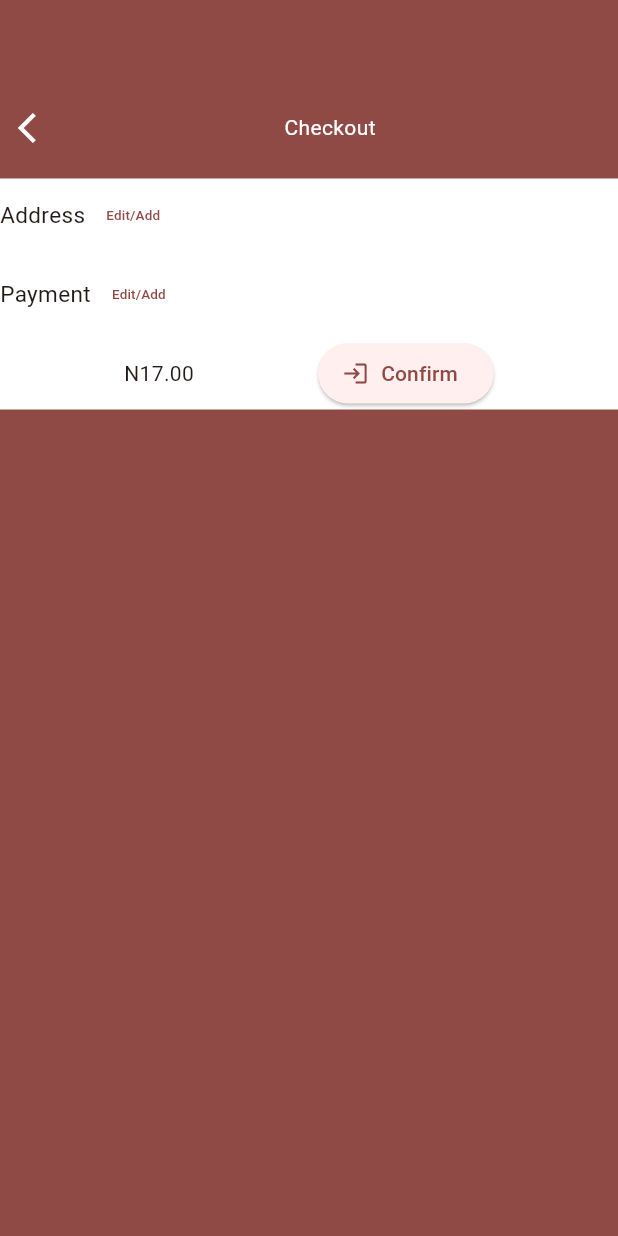
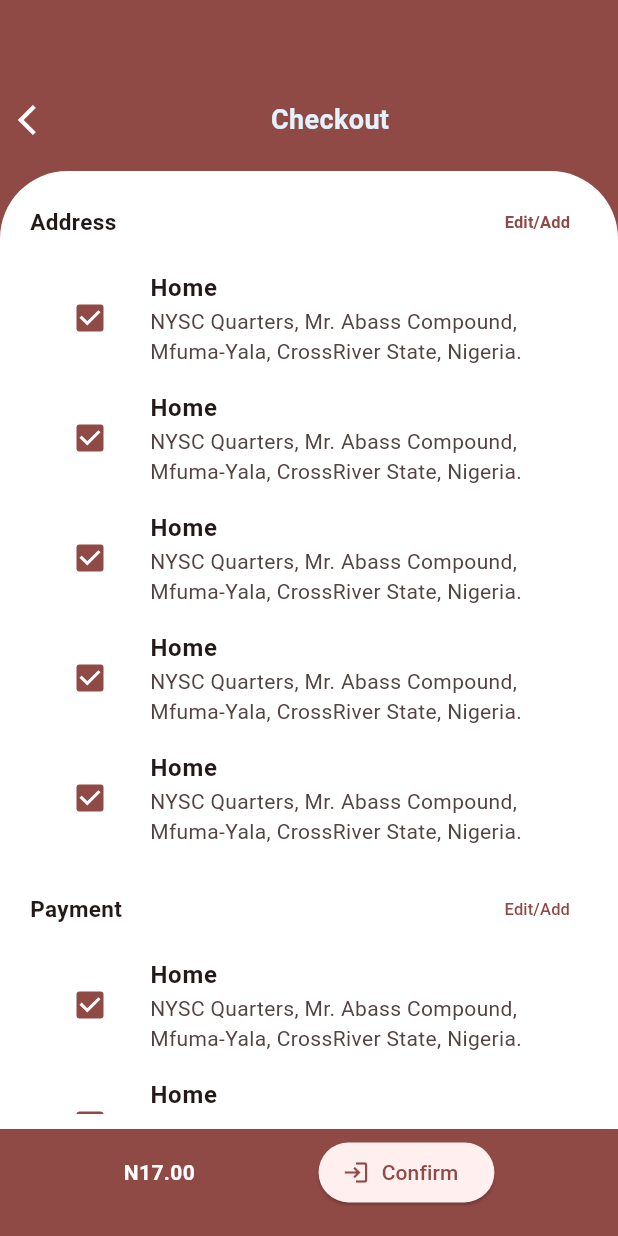
Before and after one commit to JP-Mbaka/ashernaser, a Flutter app: the Order screen opened directly, after a tap on "Checkout", on a phone screen of 412 x 824 dp. Run offline on Flutter 3.47's test engine with Material 2 defaults, Android fonts, the phone set to English and light mode, and no system bars.

Commit message:
Completed UIs for Order and Checkout

```diff
--- a/lib/screen/Cart/checkout.dart
+++ b/lib/screen/Cart/checkout.dart
@@ -1,13 +1,16 @@
+import 'package:ashernaser/screen/Cart/chkListView.dart';
+import 'package:ashernaser/screen/Cart/orderDetails.dart';
 import 'package:flutter/material.dart';
 
 class CheckOut extends StatelessWidget {
+  var isListEmpty = true;
   @override
   Widget build(BuildContext context) {
     return Scaffold(
       backgroundColor: Theme.of(context).primaryColor,
       body: Column(
         children: [
-          SizedBox(height: AppBar().preferredSize.height + 5),
+          SizedBox(height: AppBar().preferredSize.height),
           Row(
             mainAxisAlignment: MainAxisAlignment.spaceBetween,
             children: [
@@ -18,10 +21,13 @@ class CheckOut extends StatelessWidget {
                   color: Colors.white,
                 ),
               ),
-              const Center(
+              Center(
                 child: Text(
                   'Checkout',
-                  style: TextStyle(color: Colors.white),
+                  style: TextStyle(
+                      fontSize: 18,
+                      fontWeight: FontWeight.bold,
+                      color: Theme.of(context).secondaryHeaderColor),
                 ),
               ),
               const SizedBox(width: 20),
@@ -29,49 +35,96 @@ class CheckOut extends StatelessWidget {
           ),
           const SizedBox(height: 10),
           Container(
+            height: MediaQuery.of(context).size.height * 0.775,
+            padding: const EdgeInsets.symmetric(
+              horizontal: 20,
+              vertical: 10,
+            ),
+            decoration: const BoxDecoration(
+              borderRadius: BorderRadius.only(
+                topLeft: Radius.circular(45),
+                topRight: Radius.circular(45),
+              ),
               color: Colors.white,
-            child: Column(
+            ),
+            child: ListView(
+              shrinkWrap: true,
+              padding: const EdgeInsets.only(top: 0),
               children: [
                 Row(
+                  mainAxisAlignment: MainAxisAlignment.spaceBetween,
                   children: [
                     const Text(
                       'Address',
-                      style: TextStyle(fontSize: 15),
+                      style:
+                          TextStyle(fontWeight: FontWeight.bold, fontSize: 15),
                     ),
                     TextButton(
                       onPressed: () {},
                       child: const Text(
                         'Edit/Add',
-                        style: TextStyle(fontSize: 9),
+                        style: TextStyle(
+                            fontWeight: FontWeight.bold, fontSize: 11),
                       ),
                     )
                   ],
                 ),
-                // ListView.builder(itemBuilder: (context, index) => Center()),
-                const SizedBox(height: 5),
+                Column(
+                  children: [
+                    chkListView(),
+                    chkListView(),
+                    chkListView(),
+                    chkListView(),
+                    chkListView()
+                  ],
+                ),
+                const SizedBox(height: 10),
                 Row(
+                  mainAxisAlignment: MainAxisAlignment.spaceBetween,
                   children: [
                     const Text(
                       'Payment',
-                      style: TextStyle(fontSize: 15),
+                      style:
+                          TextStyle(fontWeight: FontWeight.bold, fontSize: 15),
                     ),
                     TextButton(
                       onPressed: () {},
                       child: const Text(
                         'Edit/Add',
-                        style: TextStyle(fontSize: 9),
+                        style: TextStyle(fontSize: 11),
                       ),
                     )
                   ],
                 ),
-                // ListView.builder(itemBuilder: (context, index) => Center()),
+                Column(children: [
+                  chkListView(),
+                  chkListView(),
+                  chkListView(),
+                  chkListView()
+                ]),
+                // ListView.builder(
+                //     shrinkWrap: true,
+                //     padding: const EdgeInsets.only(top: 0),
+                //     itemCount: 4,
+                //     itemBuilder: (context, index) => chkListView()),
+              ],
+            ),
+          ),
           const SizedBox(height: 5),
           Row(
             mainAxisAlignment: MainAxisAlignment.spaceEvenly,
             children: [
-                    const Text('N17.00'),
+              const Text(
+                'N17.00',
+                style: TextStyle(
+                  color: Colors.white,
+                  fontWeight: FontWeight.bold,
+                ),
+              ),
               ElevatedButton.icon(
-                      onPressed: () {},
+                onPressed: () => Navigator.of(context).push(
+                  MaterialPageRoute(builder: (_) => OrderDetails()),
+                ),
                 label: const Text('Confirm'),
                 icon: const Icon(Icons.login),
               ),
@@ -79,9 +132,6 @@ class CheckOut extends StatelessWidget {
           )
         ],
       ),
-          )
-        ],
-      ),
     );
   }
 }
--- /dev/null
+++ b/lib/screen/Cart/chkListView.dart
@@ -0,0 +1,15 @@
+import 'package:flutter/material.dart';
+
+Widget chkListView() {
+  return ListTile(
+    leading: Checkbox(value: true, onChanged: (_) {}),
+    title: Text(
+      'Home',
+      style: TextStyle(
+        fontWeight: FontWeight.bold,
+      ),
+    ),
+    subtitle: Text(
+        'NYSC Quarters, Mr. Abass Compound, Mfuma-Yala, CrossRiver State, Nigeria.'),
+  );
+}
--- a/lib/screen/Cart/order.dart
+++ b/lib/screen/Cart/order.dart
@@ -10,12 +10,19 @@ class Order extends StatelessWidget {
       body: Column(
         children: [
           SizedBox(height: AppBar().preferredSize.height + 20),
-          const Center(
-            child: Text('Order'),
+          Center(
+            child: Text(
+              'Order',
+              style: TextStyle(
+                  fontSize: 18,
+                  fontWeight: FontWeight.bold,
+                  color: Theme.of(context).secondaryHeaderColor),
+            ),
           ),
           const SizedBox(height: 20),
           Container(
-            height: MediaQuery.of(context).size.height * 0.75,
+            height: MediaQuery.of(context).size.height * 0.765,
+            padding: const EdgeInsets.only(top: 5),
             decoration: const BoxDecoration(
               borderRadius: BorderRadius.only(
                 topLeft: Radius.circular(45),
@@ -23,27 +30,77 @@ class Order extends StatelessWidget {
               ),
               color: Colors.white,
             ),
-            child: ListView.builder(
-              itemBuilder: (context, index) => OrderItem('asset/image/test.jpg',
-                  '12.00', 'Pineapple', '12', 'KG', 'available'),
+            child: Column(
+              children: [
+                Padding(
+                  padding: const EdgeInsets.all(8.0),
+                  child: Row(
+                    mainAxisAlignment: MainAxisAlignment.spaceEvenly,
+                    children: [
+                      ElevatedButton(
+                        onPressed: () {},
+                        child: Text('Available'),
+                      ),
+                      ElevatedButton(
+                        onPressed: () {},
+                        child: Text('Preorder'),
+                      ),
+                      ElevatedButton(
+                        onPressed: () {},
+                        child: Text('Clear All'),
+                      )
+                    ],
                   ),
                 ),
-          const SizedBox(height: 10),
-          Row(
+                Expanded(
+                  child: ListView.builder(
+                    itemCount: 5,
+                    itemBuilder: (context, index) => OrderItem(
+                      'asset/image/test.jpg',
+                      '12.00',
+                      'Pineapple',
+                      '12',
+                      'KG',
+                      'available',
+                      Theme.of(context).primaryColor,
+                    ),
+                  ),
+                ),
+              ],
+            ),
+          ),
+          Container(
+            color: Colors.white,
+            width: MediaQuery.of(context).size.width,
+            height: MediaQuery.of(context).size.height * 0.066,
+            child: Row(
               mainAxisAlignment: MainAxisAlignment.spaceEvenly,
               children: [
-              Text('N17.00'),
+                FittedBox(
+                  clipBehavior: Clip.hardEdge,
+                  child: Text(
+                    'N17.00',
+                    style: TextStyle(
+                      color: Theme.of(context).primaryColor,
+                      fontWeight: FontWeight.bold,
+                    ),
+                  ),
+                ),
                 ElevatedButton.icon(
+                  style: ElevatedButton.styleFrom(
+                      backgroundColor: Theme.of(context).primaryColor,
+                      foregroundColor: Colors.white),
                   onPressed: () => Navigator.push(
                     context,
                     MaterialPageRoute(
                       builder: (_) => CheckOut(),
                     ),
                   ),
-                icon: Icon(Icons.shopping_bag),
-                label: Text('Checkout'),
+                  icon: const Icon(Icons.shopping_bag),
+                  label: const Text('Checkout'),
                 ),
               ],
+            ),
           )
         ],
       ),
--- a/lib/screen/Cart/orderDetails.dart
+++ b/lib/screen/Cart/orderDetails.dart
@@ -19,7 +19,7 @@ class OrderDetails extends StatelessWidget {
               ),
               const Center(
                 child: Text(
-                  'Checkout',
+                  'Order Details',
                   style: TextStyle(color: Colors.white),
                 ),
               ),
--- a/lib/screen/Cart/orderListView.dart
+++ b/lib/screen/Cart/orderListView.dart
@@ -1,17 +1,25 @@
 import 'package:flutter/material.dart';
 
-Widget OrderItem(String img, price, title, qty, qtyType, status) {
-  return ListTile(
+Widget OrderItem(String img, price, title, qty, qtyType, status, Color color) {
+  return Dismissible(
+    onDismissed: (_) {},
+    key: ValueKey(title),
+    background: Icon(
+      Icons.delete,
+      color: color,
+    ),
+    child: ListTile(
       leading: Image.asset(
         img,
         height: 80,
         width: 80,
       ),
       title: Text('$title ($qty $qtyType)'),
-    subtitle: Column(children: [
+      subtitle: Column(crossAxisAlignment: CrossAxisAlignment.start, children: [
         Text('N $price'),
         const SizedBox(height: 5),
         Text('$status'),
       ]),
+    ),
   );
 }
--- a/lib/screen/home/singleProductView.dart
+++ b/lib/screen/home/singleProductView.dart
@@ -262,7 +262,13 @@ class _ProductState extends State<Product> {
                     ),
                   ),
                 ),
-                Row(
+                Padding(
+                  padding: const EdgeInsets.all(10.0),
+                  child: Card(
+                    elevation: 1,
+                    child: Padding(
+                      padding: const EdgeInsets.symmetric(vertical: 8.0),
+                      child: Row(
                         mainAxisAlignment: MainAxisAlignment.spaceEvenly,
                         children: [
                           Text(
@@ -272,6 +278,10 @@ class _ProductState extends State<Product> {
                                 fontWeight: FontWeight.bold),
                           ),
                           ElevatedButton.icon(
+                            style: ElevatedButton.styleFrom(
+                              backgroundColor: Theme.of(context).primaryColor,
+                              foregroundColor: Theme.of(context).secondaryHeaderColor
+                            ),
                             onPressed: () => Navigator.of(context).push(
                               MaterialPageRoute(
                                 builder: (_) => Order(),
@@ -281,7 +291,10 @@ class _ProductState extends State<Product> {
                             label: Text('Add to Cart'),
                           ),
                         ],
-                )
+                      ),
+                    ),
+                  ),
+                ),
               ],
             ),
           ),
```
Lines whose indentation alone changed are shown as unchanged.
